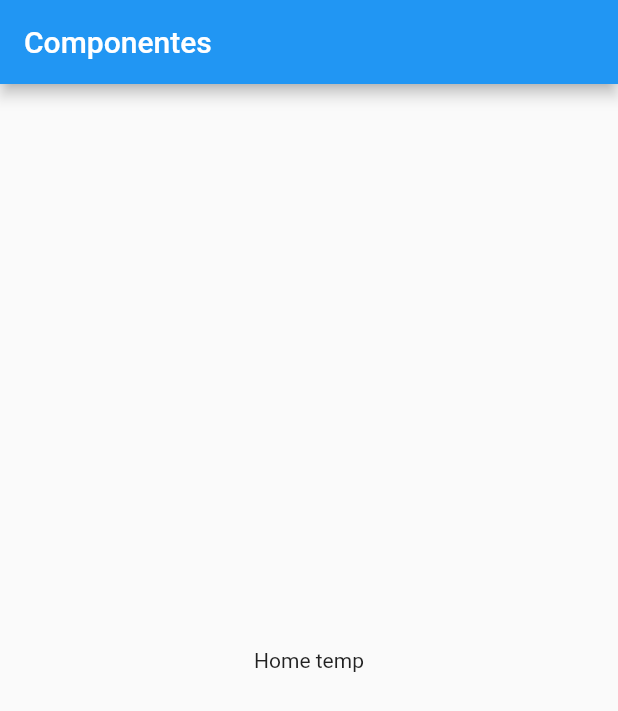
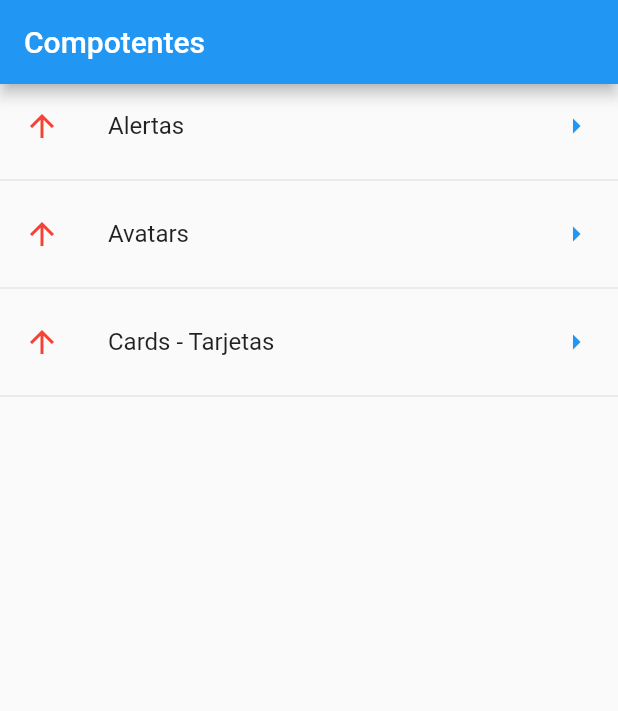
Before and after one commit to San2393/componentes-flutter, a Flutter app: the screen it shows after launch, on a phone screen of 412 x 824 dp. Shown: the top 711 px of the screen. Run offline on Flutter 3.47's test engine with Material 2 defaults, Android fonts, the phone set to English and light mode, and no system bars.

Commit message:
Se lee archivo json desde local

```diff
--- /dev/null
+++ b/data/menu_opts.json
@@ -0,0 +1,20 @@
+{
+    "nombreApp" : "Componentes",
+    "rutas" : [
+        {
+            "ruta" : "alert",
+            "icon" : "add_alert",
+            "texto": "Alertas"
+        },
+        {
+            "ruta" : "avatar",
+            "icon" : "accessibility",
+            "texto": "Avatars"
+        },
+        {
+            "ruta" : "card",
+            "icon" : "folder_open",
+            "texto": "Cards - Tarjetas"
+        }
+    ]
+}
--- a/lib/main.dart
+++ b/lib/main.dart
@@ -1,5 +1,5 @@
-import 'package:componentes/src/pages/home_temp.dart';
 import 'package:flutter/material.dart';
+import 'package:componentes/src/pages/home_page.dart';
 
 void main() => runApp(MyApp());
 
@@ -9,12 +9,7 @@ class MyApp extends StatelessWidget {
     return MaterialApp(
       title: 'Componentes App',
       debugShowCheckedModeBanner: false,
-      home: Scaffold(
-        appBar: AppBar(
-          title: Text('Componentes'),
-        ),
-        body: HomePageTemp(),
-      ),
+      home: HomePage(),
     );
   }
 }
--- /dev/null
+++ b/lib/src/pages/home_page.dart
@@ -0,0 +1,41 @@
+import 'package:componentes/src/providers/menu_provider.dart';
+import 'package:flutter/material.dart';
+
+class HomePage extends StatelessWidget {
+  @override
+  Widget build(BuildContext context) {
+    return Scaffold(
+      appBar: AppBar(
+        title: Text("Compotentes"),
+      ),
+      body: _lista(),
+    );
+  }
+
+  Widget _lista() {
+    // menuProvider.cargarData();
+    return FutureBuilder(
+      future: menuProvider.cargarData(),
+      initialData: [],
+      builder: (context, snapshot) {
+        return ListView(
+          children: _listaItems(snapshot.data),
+        );
+      },
+    );
+  }
+
+  List<Widget> _listaItems(List<dynamic> data) {
+    final List<Widget> opciontes = [];
+
+    for (var data in data) {
+      final wigerTem = ListTile(
+        title: Text(data['texto']),
+        trailing: Icon(Icons.arrow_right,color: Colors.blue),
+        leading: Icon(Icons.arrow_upward,color: Colors.red));
+        opciontes..add(wigerTem)..add(Divider());
+
+    }
+    return opciontes;
+  }
+}
--- a/pubspec.yaml
+++ b/pubspec.yaml
@@ -41,8 +41,8 @@ flutter:
   uses-material-design: true
 
   # To add assets to your application, add an assets section, like this:
-  # assets:
-  #  - images/a_dot_burr.jpeg
+  assets:
+   - data/menu_opts.json
   #  - images/a_dot_ham.jpeg
 
   # An image asset can refer to one or more resolution-specific "variants", see
```
Also changed, not shown: lib/src/pages/home_temp.dart (+39 -2 lines), lib/src/providers/menu_provider.dart (added, +18 -0 lines).
